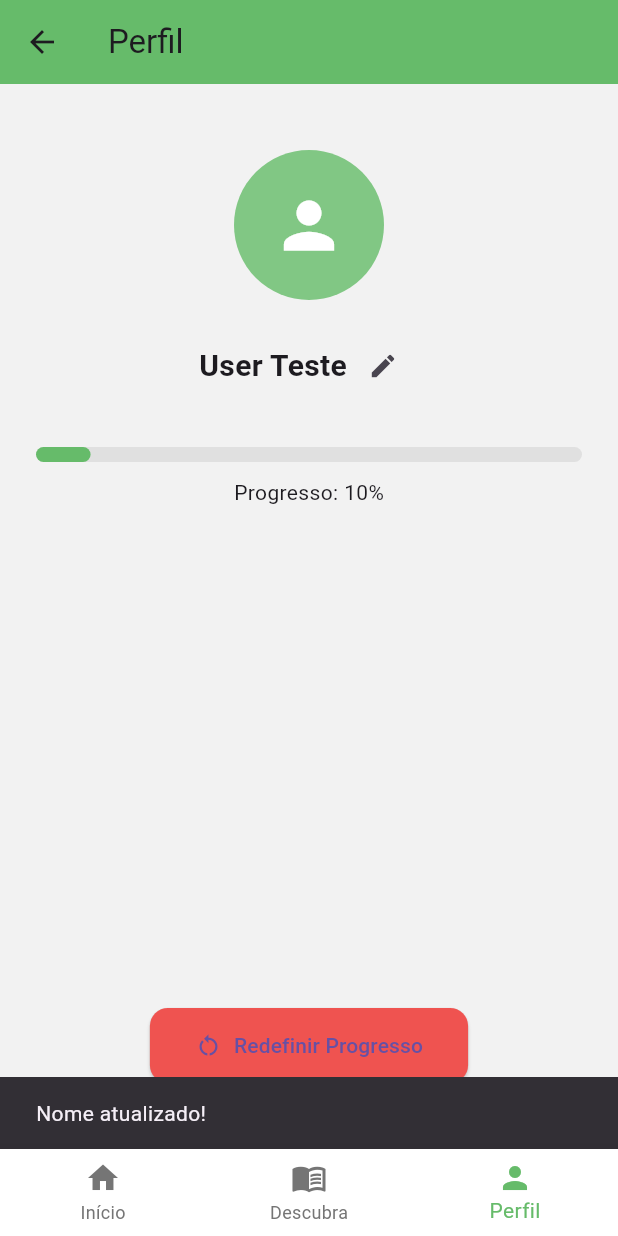
After one commit to LuanPaD/Zoolingo, a Flutter app: the screen it shows after launch, item 3 of the bottom bar chosen, after a tap on the "edit" icon, after a tap on the "check circle" icon, on a phone screen of 412 x 824 dp. The commit adds this screen. Run offline on Flutter 3.47's test engine with Material 3 defaults, Android fonts, the phone set to English and light mode, and no system bars; our stand-ins replace hive, hive_flutter, lottie, shared_preferences; accounts and stored records are empty; network calls fail.

Commit message:
feat(ui): Implementar tela de perfil e persistencia do nome do usuario

```diff
--- a/lib/main.dart
+++ b/lib/main.dart
@@ -1,11 +1,11 @@
 import 'package:flutter/material.dart';
-import 'package:hive/hive.dart';
 import 'package:hive_flutter/hive_flutter.dart';
 import 'screens/game.dart';
+import 'screens/profile.dart';
 
 void main() async {
   WidgetsFlutterBinding.ensureInitialized();
-  await Hive.initFlutter(); // sem getApplicationDocumentsDirectory
+  await Hive.initFlutter();
 
   await Hive.openBox('progresso_animais');
   runApp(const MyApp());
@@ -119,7 +119,7 @@ class HomeScreen extends StatelessWidget {
             ),
             const SizedBox(height: 10),
             Align(
-              alignment: Alignment.centerLeft, // Alinha à esquerda
+              alignment: Alignment.centerLeft,
               child: const Text(
                 'Zoolingo',
                 style: TextStyle(fontSize: 26, fontWeight: FontWeight.bold),
@@ -179,6 +179,10 @@ class HomeScreen extends StatelessWidget {
             );
           } else if (index == 2) {
             print('Perfil clicado');
+            Navigator.push(
+              context,
+              MaterialPageRoute(builder: (context) => ProfileScreen()),
+            );
           }
         },
         items: const [
--- a/lib/models/animal_info.dart
+++ b/lib/models/animal_info.dart
@@ -109,7 +109,7 @@ final List<AnimalInfo> animais = [
         '• Está listado como vulnerável à extinção no Brasil.\n'
         '• Sua imagem está estampada na nota de RS 200.',
 
-    habitatImage: 'lib/assets/images/habitat_LoboGuara.png',
+    habitatImage: 'lib/assets/images/habitat-Lobo-Guara.png',
 
     perguntas: [
       'Qual é o habitat preferido do lobo-guará?',
--- a/lib/screens/game.dart
+++ b/lib/screens/game.dart
@@ -3,6 +3,7 @@ import 'package:shared_preferences/shared_preferences.dart';
 import 'package:zoolingo/main.dart';
 import 'package:zoolingo/screens/Animal.dart';
 import 'package:zoolingo/models/animal_info.dart';
+import 'package:zoolingo/screens/profile.dart';
 
 class GameScreen extends StatefulWidget {
   const GameScreen({super.key});
@@ -12,7 +13,8 @@ class GameScreen extends StatefulWidget {
 }
 
 class _GameScreenState extends State<GameScreen> {
-  List<int> unlockedAnimals = [0]; // Inicializa com o primeiro animal desbloqueado
+  List<int> unlockedAnimals = [0];
+  String username = "";
 
   @override
   void initState() {
@@ -23,8 +25,11 @@ class _GameScreenState extends State<GameScreen> {
   Future<void> _loadProgress() async {
     final prefs = await SharedPreferences.getInstance();
     final savedList = prefs.getStringList('unlockedAnimals');
+    final savedName = prefs.getString('username') ?? "User Teste";
+
     setState(() {
       unlockedAnimals = savedList?.map(int.parse).toList() ?? [0];
+      username = savedName;
     });
   }
 
@@ -64,7 +69,7 @@ class _GameScreenState extends State<GameScreen> {
     return MaterialApp(
       debugShowCheckedModeBanner: false,
       home: AnimalPathScreen(
-        username: "User Teste",
+        username: username,
         unlockedAnimals: unlockedAnimals,
         animals: animals,
         onAnimalCompleted: handleAnimalCompleted,
@@ -198,6 +203,10 @@ class AnimalPathScreen extends StatelessWidget {
             print("Pagina de Descoberta clicada");
           } else if (index == 2) {
             print("Pagina de Perfil clicada");
+            Navigator.push(
+              context,
+              MaterialPageRoute(builder: (context) => const ProfileScreen()),
+            );
           } else {
             Navigator.push(
               context,
--- /dev/null
+++ b/lib/screens/profile.dart
@@ -0,0 +1,189 @@
+import 'package:flutter/material.dart';
+import 'package:shared_preferences/shared_preferences.dart';
+import 'package:zoolingo/main.dart';
+import 'package:zoolingo/screens/game.dart';
+
+class ProfileScreen extends StatefulWidget {
+  const ProfileScreen({super.key});
+
+  @override
+  State<ProfileScreen> createState() => _ProfileScreenState();
+}
+
+class _ProfileScreenState extends State<ProfileScreen> {
+  String username = "User Teste";
+  bool isEditing = false;
+  final TextEditingController _controller = TextEditingController();
+  double progress = 0.0;
+
+  @override
+  void initState() {
+    super.initState();
+    _loadUserData();
+  }
+
+  Future<void> _loadUserData() async {
+    final prefs = await SharedPreferences.getInstance();
+    final name = prefs.getString('username') ?? "User Teste";
+    final unlocked = prefs.getStringList('unlockedAnimals')?.length ?? 1;
+    setState(() {
+      username = name;
+      _controller.text = name;
+      progress = unlocked / 10;
+    });
+  }
+
+  Future<void> _saveName() async {
+    final prefs = await SharedPreferences.getInstance();
+    final newName = _controller.text.trim();
+    if (newName.isEmpty) return;
+
+    await prefs.setString('username', newName);
+    setState(() {
+      username = newName;
+      isEditing = false;
+    });
+    ScaffoldMessenger.of(context).showSnackBar(
+      const SnackBar(content: Text("Nome atualizado!")),
+    );
+  }
+
+  Future<void> _resetProgress() async {
+    final prefs = await SharedPreferences.getInstance();
+    await prefs.setStringList('unlockedAnimals', ['0']);
+    setState(() {
+      progress = 0.1;
+    });
+    ScaffoldMessenger.of(context).showSnackBar(
+      const SnackBar(content: Text("Progresso reiniciado!")),
+    );
+  }
+
+  @override
+  Widget build(BuildContext context) {
+    return Scaffold(
+      backgroundColor: const Color(0xFFF2F2F2),
+      appBar: AppBar(
+        title: const Text('Perfil'),
+        backgroundColor: Colors.green[400],
+      ),
+      body: SafeArea(
+        child: Padding(
+          padding: const EdgeInsets.all(24.0),
+          child: Column(
+            children: [
+              const SizedBox(height: 20),
+              CircleAvatar(
+                radius: 50,
+                backgroundColor: Colors.green[300],
+                child: const Icon(Icons.person, size: 50, color: Colors.white),
+              ),
+              const SizedBox(height: 20),
+
+              /// NOME
+              isEditing
+                  ? Row(
+                children: [
+                  Expanded(
+                    child: TextField(
+                      controller: _controller,
+                      decoration: const InputDecoration(
+                        labelText: 'Editar nome',
+                        border: OutlineInputBorder(),
+                      ),
+                    ),
+                  ),
+                  const SizedBox(width: 8),
+                  IconButton(
+                    onPressed: _saveName,
+                    icon: const Icon(Icons.check_circle, color: Colors.green),
+                    tooltip: "Salvar",
+                  ),
+                  IconButton(
+                    onPressed: () {
+                      setState(() {
+                        _controller.text = username;
+                        isEditing = false;
+                      });
+                    },
+                    icon: const Icon(Icons.cancel, color: Colors.red),
+                    tooltip: "Cancelar",
+                  ),
+                ],
+              )
+                  : Row(
+                mainAxisAlignment: MainAxisAlignment.center,
+                children: [
+                  Text(
+                    username,
+                    style: const TextStyle(fontSize: 20, fontWeight: FontWeight.bold),
+                  ),
+                  IconButton(
+                    onPressed: () => setState(() => isEditing = true),
+                    icon: const Icon(Icons.edit, size: 20),
+                    tooltip: "Editar nome",
+                  ),
+                ],
+              ),
+
+              const SizedBox(height: 30),
+
+              /// PROGRESSO
+              LinearProgressIndicator(
+                value: progress,
+                backgroundColor: Colors.grey[300],
+                color: Colors.green[400],
+                minHeight: 10,
+                borderRadius: BorderRadius.circular(8),
+              ),
+              const SizedBox(height: 10),
+              Text("Progresso: ${(progress * 100).toStringAsFixed(0)}%"),
+
+              const Spacer(),
+
+              /// RESET
+              ElevatedButton.icon(
+                onPressed: _resetProgress,
+                icon: const Icon(Icons.restart_alt),
+                label: const Text("Redefinir Progresso"),
+                style: ElevatedButton.styleFrom(
+                  backgroundColor: Colors.red[400],
+                  padding: const EdgeInsets.symmetric(horizontal: 30, vertical: 15),
+                  shape: RoundedRectangleBorder(borderRadius: BorderRadius.circular(12)),
+                ),
+              ),
+
+              const SizedBox(height: 20),
+            ],
+          ),
+        ),
+      ),
+      bottomNavigationBar: BottomNavigationBar(
+        backgroundColor: Colors.white,
+        selectedItemColor: Colors.green[400],
+        unselectedItemColor: Colors.grey[600],
+        currentIndex: 2,
+        onTap: (index) {
+          if (index == 0) {
+            Navigator.push(
+              context,
+              MaterialPageRoute(
+                builder: (context) => const HomeScreen(),
+              ),
+            );
+          } else if (index == 1) {
+            Navigator.push(
+              context,
+              MaterialPageRoute(builder: (context) => GameScreen()),
+            );
+          }
+        },
+        items: const [
+          BottomNavigationBarItem(icon: Icon(Icons.home), label: 'Início'),
+          BottomNavigationBarItem(icon: Icon(Icons.menu_book), label: 'Descubra'),
+          BottomNavigationBarItem(icon: Icon(Icons.person), label: 'Perfil'),
+        ],
+      ),
+    );
+  }
+}
```
Also changed, not shown: lib/assets/images/Lobo-Guara.png (renamed from lib/assets/images/lobo-Guara.png), pubspec.lock.
